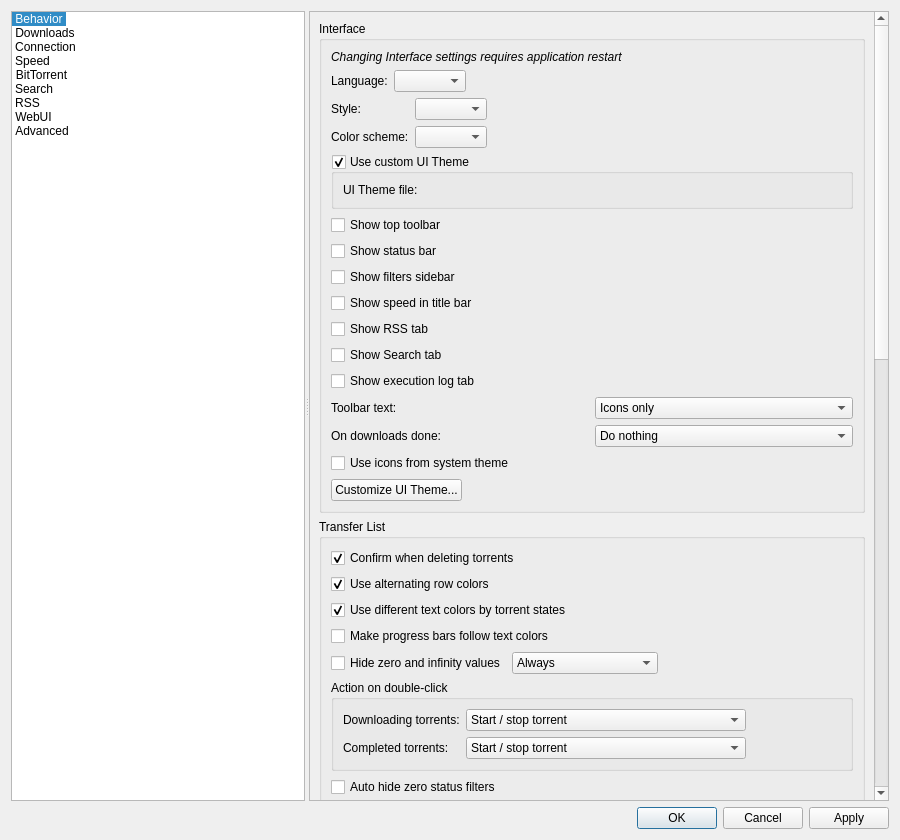
Old version of the form src/gui/optionsdialog.ui in the repository KarmanPrime/Torrenter.
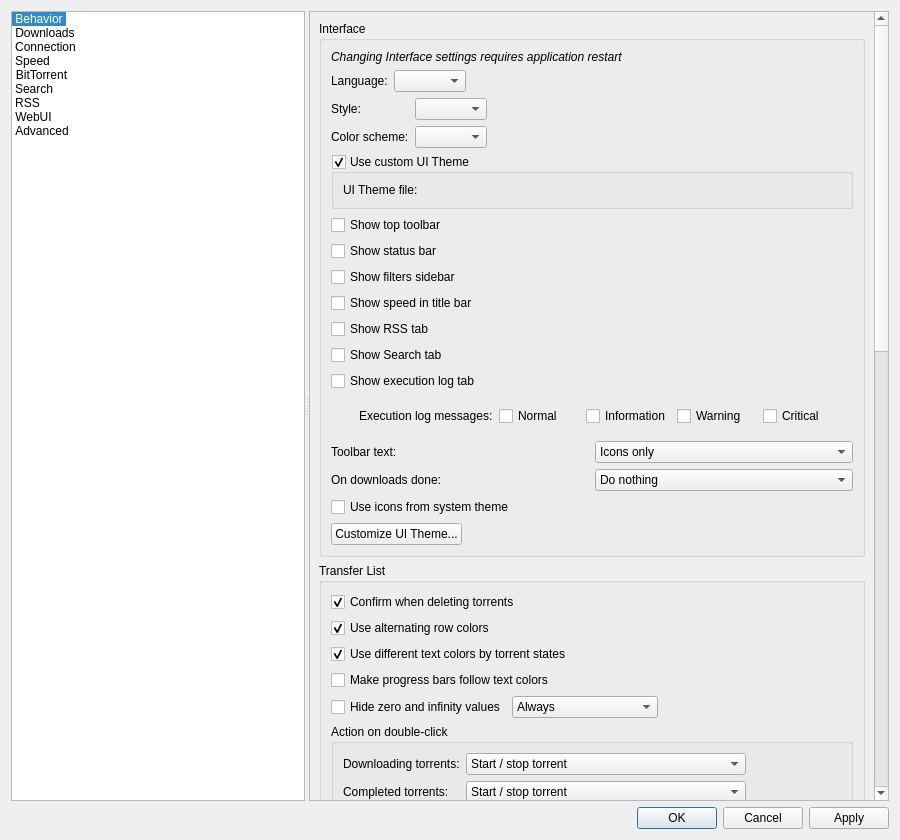
New version of the form. Icons and pictures are not drawn. Custom widgets are drawn as their Qt base class.

Commit message: fix(gui): restore live menu-removal settings

```diff
--- a/src/gui/optionsdialog.ui
+++ b/src/gui/optionsdialog.ui
@@ -294,6 +294,50 @@
                  </property>
                 </widget>
                </item>
+               <item>
+                <widget class="QWidget" name="executionLogFilters">
+                 <layout class="QHBoxLayout" name="executionLogFiltersLayout">
+                  <property name="leftMargin">
+                   <number>28</number>
+                  </property>
+                  <item>
+                   <widget class="QLabel" name="labelExecutionLogFilters">
+                    <property name="text">
+                     <string>Execution log messages:</string>
+                    </property>
+                   </widget>
+                  </item>
+                  <item>
+                   <widget class="ToggleSwitch" name="checkLogNormal">
+                    <property name="text">
+                     <string>Normal</string>
+                    </property>
+                   </widget>
+                  </item>
+                  <item>
+                   <widget class="ToggleSwitch" name="checkLogInformation">
+                    <property name="text">
+                     <string>Information</string>
+                    </property>
+                   </widget>
+                  </item>
+                  <item>
+                   <widget class="ToggleSwitch" name="checkLogWarning">
+                    <property name="text">
+                     <string>Warning</string>
+                    </property>
+                   </widget>
+                  </item>
+                  <item>
+                   <widget class="ToggleSwitch" name="checkLogCritical">
+                    <property name="text">
+                     <string>Critical</string>
+                    </property>
+                   </widget>
+                  </item>
+                 </layout>
+                </widget>
+               </item>
                <item>
                 <layout class="QHBoxLayout" name="layoutToolbarText">
                  <item>
```
The commit also changes 5 other files.
